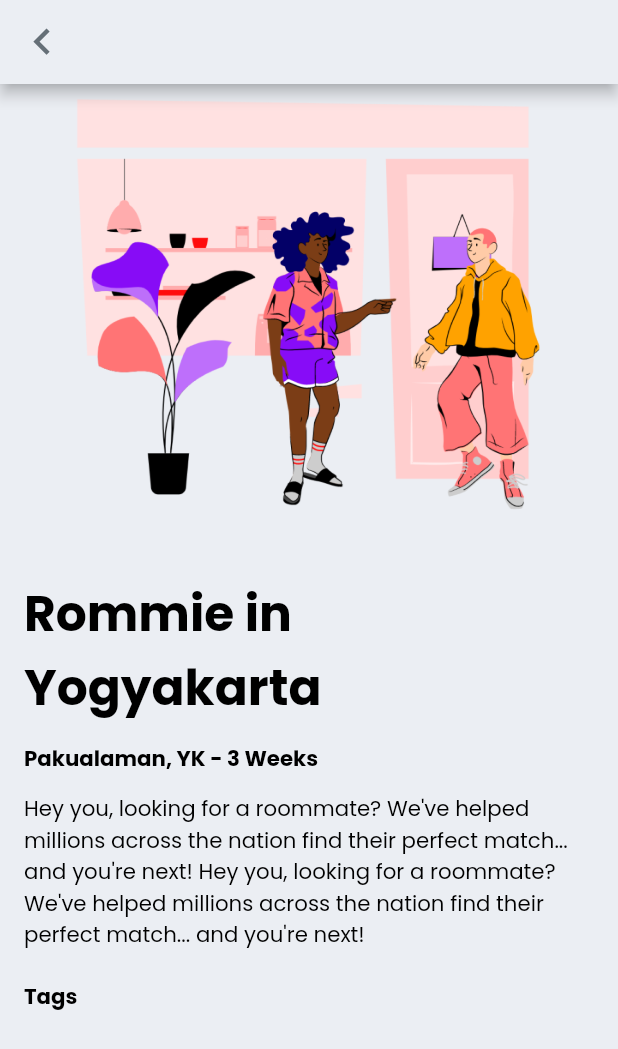
After one commit to satriawarn/FlutterBooking, a Flutter app: the screen it shows after launch, after a tap on "Eric", on a phone screen of 412 x 824 dp. The commit adds this screen. Shown: the top 1049 px of the screen. Run offline on Flutter 3.47's test engine with Material 2 defaults, Android fonts, the phone set to English and light mode, and no system bars; our stand-ins replace bloc, flutter_bloc, flutter_screenutil.

Commit message:
add detail page

```diff
--- a/lib/main.dart
+++ b/lib/main.dart
@@ -1,4 +1,5 @@
 import 'package:booking_aja/presentation/pages/dashboard/favorite/favorite_view.dart';
+import 'package:booking_aja/presentation/pages/dashboard/trips/detail/detail_view.dart';
 import 'package:booking_aja/presentation/pages/onboarding/onboarding_view.dart';
 import 'package:booking_aja/presentation/pages/welcome/finish/finish_view.dart';
 import 'package:booking_aja/presentation/pages/welcome/login/login_view.dart';
--- a/lib/presentation/pages/dashboard/trips/component/trips_footer.dart
+++ b/lib/presentation/pages/dashboard/trips/component/trips_footer.dart
@@ -1,4 +1,5 @@
 import 'package:booking_aja/data/src/img_string.dart';
+import 'package:booking_aja/presentation/pages/dashboard/trips/detail/detail_view.dart';
 import 'package:booking_aja/utils/extension/double_extension.dart';
 import 'package:flutter/material.dart';
 import 'package:flutter_bloc/flutter_bloc.dart';
@@ -58,7 +59,13 @@ class TripsFooter extends StatelessWidget {
   }
 
   Widget _roommieItem(BuildContext context) {
-    return Container(
+    return InkWell(
+      onTap: () {
+        Navigator.of(context).push(
+          MaterialPageRoute(builder: (context) => DetailPage()),
+        );
+      },
+      child: Container(
         width: (MediaQuery.of(context).size.width / 2) - AppDimen.w38,
         margin: EdgeInsets.only(
           left: AppDimen.w16,
@@ -98,6 +105,7 @@ class TripsFooter extends StatelessWidget {
             ),
           ],
         ),
+      ),
     );
   }
 }
--- /dev/null
+++ b/lib/presentation/pages/dashboard/trips/detail/component/detail_desc.dart
@@ -0,0 +1,83 @@
+import 'package:booking_aja/config/config.dart';
+import 'package:booking_aja/utils/extension/double_extension.dart';
+import 'package:flutter/material.dart';
+import 'package:flutter_screenutil/flutter_screenutil.dart';
+
+class DetailDesc extends StatelessWidget {
+  const DetailDesc({Key? key}) : super(key: key);
+
+  @override
+  Widget build(BuildContext context) {
+    return Expanded(
+      child: Column(
+        crossAxisAlignment: CrossAxisAlignment.start,
+        children: [
+          34.0.height,
+          _descTitle(),
+          12.0.height,
+          _descSubTitle(),
+          12.0.height,
+          _descMain(),
+          20.0.height,
+          _descFooter(),
+        ],
+      ),
+    );
+  }
+
+  Widget _descTitle() {
+    return Padding(
+      padding: const EdgeInsets.symmetric(horizontal: 16.0),
+      child: Text(
+        "Rommie in Yogyakarta",
+        style: AppFont.h3,
+      ),
+    );
+  }
+
+  Widget _descSubTitle() {
+    return Padding(
+      padding: const EdgeInsets.symmetric(horizontal: 16.0),
+      child: Text(
+        "Pakualaman, YK - 3 Weeks",
+        style: AppFont.paragraphMediumBold,
+      ),
+    );
+  }
+
+  Widget _descMain() {
+    return Padding(
+      padding: const EdgeInsets.symmetric(horizontal: 16.0),
+      child: Expanded(
+        child: Text(
+          "Hey you, looking for a roommate? We've helped millions across the "
+          "nation find their perfect match... and you're next! Hey you, "
+          "looking for a roommate? We've helped millions across "
+          "the nation find their perfect match... and you're next!",
+          style: AppFont.paragraphMedium,
+          maxLines: 5,
+        ),
+      ),
+    );
+  }
+
+  Widget _descFooter() {
+    return Column(
+      children: [
+        Padding(
+          padding: const EdgeInsets.symmetric(horizontal: 16.0),
+          child: Row(
+            crossAxisAlignment: CrossAxisAlignment.start,
+            children: [
+              Text(
+                "Tags",
+                style: AppFont.paragraphMediumBold,
+              ),
+            ],
+          ),
+        ),
+        16.0.height,
+      ],
+    );
+  }
+}
--- /dev/null
+++ b/lib/presentation/pages/dashboard/trips/detail/component/detail_image.dart
@@ -0,0 +1,14 @@
+import 'package:booking_aja/data/src/img_string.dart';
+import 'package:flutter/material.dart';
+
+class DetailImage extends StatelessWidget {
+  const DetailImage({Key? key}) : super(key: key);
+
+  @override
+  Widget build(BuildContext context) {
+    return Padding(
+      padding: const EdgeInsets.all(10),
+      child: Image.asset(ImgString.coffeeShop),
+    );
+  }
+}
--- /dev/null
+++ b/lib/presentation/pages/dashboard/trips/detail/detail_cubit.dart
@@ -0,0 +1,7 @@
+import 'package:bloc/bloc.dart';
+
+import 'detail_state.dart';
+
+class DetailCubit extends Cubit<DetailState> {
+  DetailCubit() : super(DetailState().init());
+}
--- /dev/null
+++ b/lib/presentation/pages/dashboard/trips/detail/detail_state.dart
@@ -0,0 +1,9 @@
+class DetailState {
+  DetailState init() {
+    return DetailState();
+  }
+
+  DetailState clone() {
+    return DetailState();
+  }
+}
--- /dev/null
+++ b/lib/presentation/pages/dashboard/trips/detail/detail_view.dart
@@ -0,0 +1,46 @@
+import 'package:booking_aja/config/config.dart';
+import 'package:booking_aja/presentation/pages/dashboard/trips/detail/component/detail_desc.dart';
+import 'package:booking_aja/presentation/pages/dashboard/trips/detail/component/detail_image.dart';
+import 'package:flutter/material.dart';
+import 'package:flutter_bloc/flutter_bloc.dart';
+import 'package:flutter_screenutil/flutter_screenutil.dart';
+
+import 'detail_cubit.dart';
+import 'detail_state.dart';
+
+class DetailPage extends StatelessWidget {
+  const DetailPage({super.key});
+
+  @override
+  Widget build(BuildContext context) {
+    return BlocProvider(
+      create: (BuildContext context) => DetailCubit(),
+      child: Builder(builder: (context) => _buildPage(context)),
+    );
+  }
+
+  Widget _buildPage(BuildContext context) {
+    final cubit = BlocProvider.of<DetailCubit>(context);
+
+    return Scaffold(
+      appBar: AppBar(
+        leading: IconButton(
+          iconSize: 32.0.w,
+          icon: const Icon(
+            Icons.chevron_left,
+            color: AppColor.ink02,
+          ),
+          onPressed: () => Navigator.of(context).pop(),
+        ),
+        backgroundColor: AppColor.ink05,
+      ),
+      backgroundColor: AppColor.ink05,
+      body: Column(
+        children: const [
+          DetailImage(),
+          DetailDesc(),
+        ],
+      ),
+    );
+  }
+}
```
Lines whose indentation alone changed are shown as unchanged.
